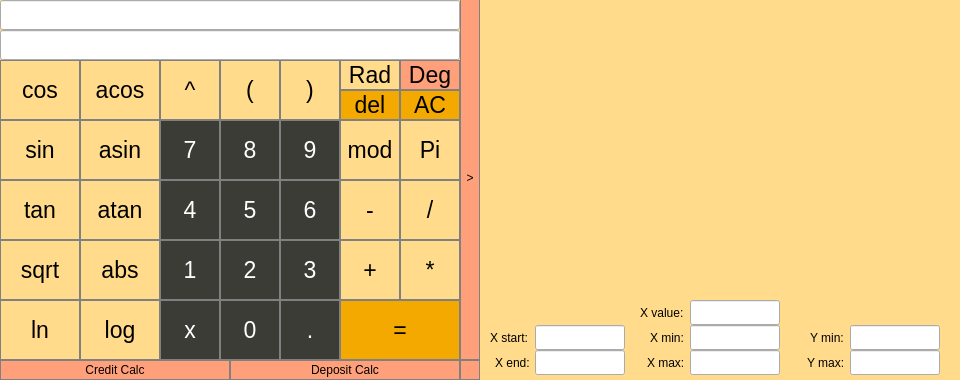
The window that src/view/view.ui (burshlatt/CPP_Qt_SmartCalc) describes before a commit, drawn with Qt 5.
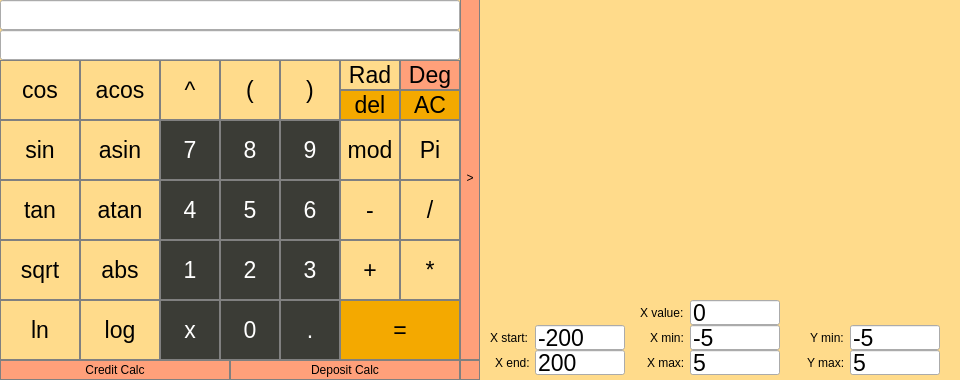
The same window after the commit. Custom widgets are drawn as their Qt base class.

What changed in the file:
```diff
--- a/src/view/view.ui
+++ b/src/view/view.ui
@@ -1198,7 +1198,7 @@
      </font>
     </property>
     <property name="text">
-     <string/>
+     <string>-5</string>
     </property>
    </widget>
    <widget class="QLineEdit" name="xMaxCord">
@@ -1216,7 +1216,7 @@
      </font>
     </property>
     <property name="text">
-     <string/>
+     <string>5</string>
     </property>
    </widget>
    <widget class="QLineEdit" name="yMinCord">
@@ -1234,7 +1234,7 @@
      </font>
     </property>
     <property name="text">
-     <string/>
+     <string>-5</string>
     </property>
    </widget>
    <widget class="QLineEdit" name="yMaxCord">
@@ -1252,7 +1252,7 @@
      </font>
     </property>
     <property name="text">
-     <string/>
+     <string>5</string>
     </property>
    </widget>
    <widget class="QLineEdit" name="xValue">
@@ -1270,7 +1270,7 @@
      </font>
     </property>
     <property name="text">
-     <string/>
+     <string>0</string>
     </property>
    </widget>
    <widget class="QPushButton" name="pushButton">
@@ -1373,7 +1373,7 @@
      </font>
     </property>
     <property name="text">
-     <string/>
+     <string>-200</string>
     </property>
    </widget>
    <widget class="QLineEdit" name="xEnd">
@@ -1391,7 +1391,7 @@
      </font>
     </property>
     <property name="text">
-     <string/>
+     <string>200</string>
     </property>
    </widget>
    <widget class="QLabel" name="label">
```
